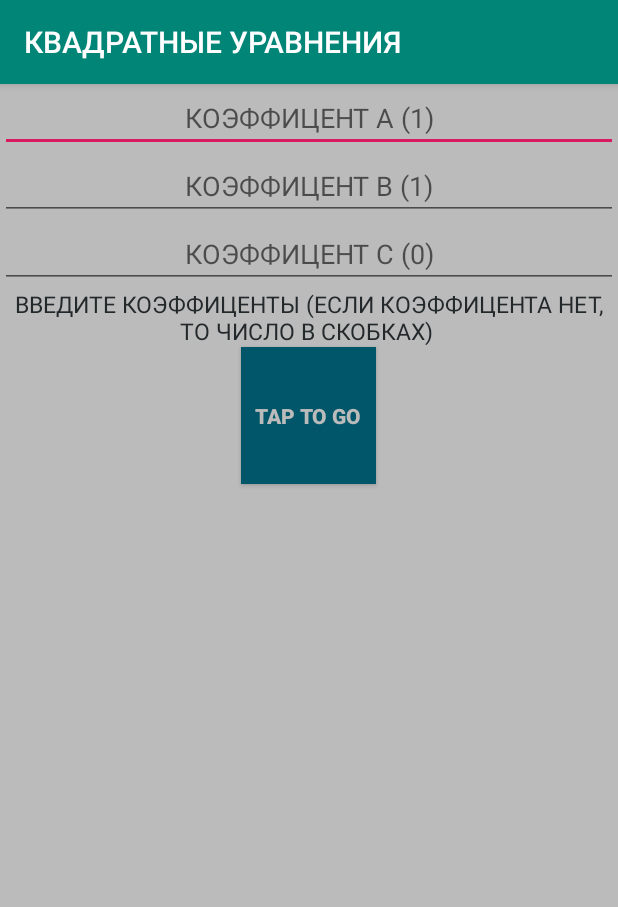
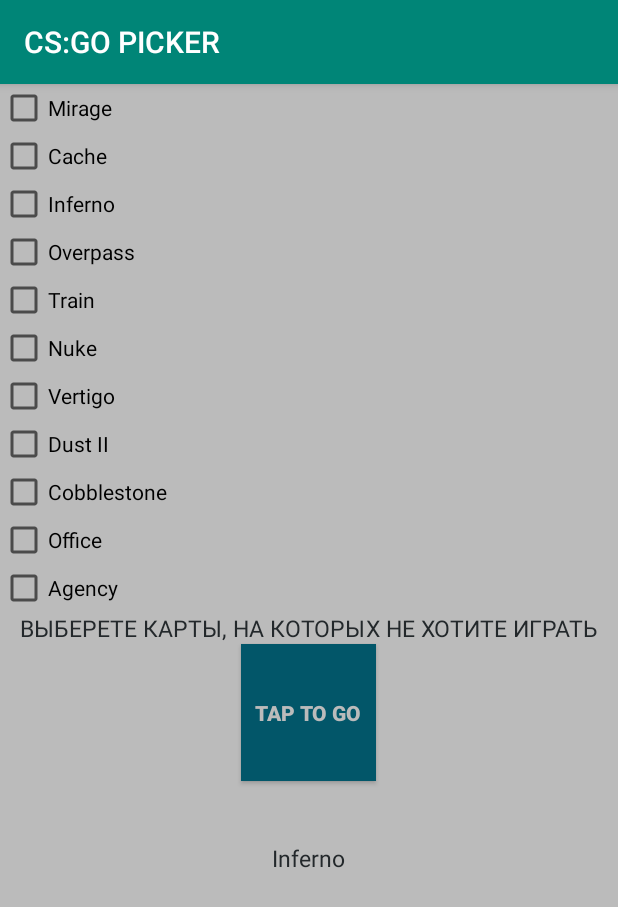
Before and after one commit to 0SouthBoss0/IT, an Android app: the screen it shows after launch (MainActivity), after a tap on "TAP TO GO", on a phone screen of 412 x 824 dp. Shown: the top 907 px of the screen. Run offline under Robolectric (Android 15) with nearby library versions, the phone set to English and light mode, and no system bars.

Commit message:
NOT_IT_SCHOOL
csgo picker

```diff
--- a/app/src/main/java/com/example/samsunghomework/MainActivity.java
+++ b/app/src/main/java/com/example/samsunghomework/MainActivity.java
@@ -5,14 +5,15 @@
 
 import android.view.View;
 
-import android.widget.EditText;
+import android.widget.CheckBox;
+
 
 import android.widget.TextView;
 
 
 import androidx.appcompat.app.AppCompatActivity;
 
-
+import java.util.Random;
 
 
 public class MainActivity extends AppCompatActivity implements View.OnClickListener {
@@ -25,89 +26,88 @@
 
 
     public void onClick(View view) {
-        TextView itog = findViewById(R.id.qqq);
-        EditText aaa = findViewById(R.id.editText1);
-        EditText bbb = findViewById(R.id.editText2);
-        EditText ccc = findViewById(R.id.editText3);
-        String aa = aaa.getText().toString();
-        String bb = bbb.getText().toString();
-        String cc = ccc.getText().toString();
-        int a = Integer.parseInt(aa);
-        int b = Integer.parseInt(bb);
-        int c = Integer.parseInt(cc);
+        int mirage1 = 0;
+        int cache1 = 0;
+        int inferno1 = 0;
+        int overpass1 = 0;
+        int train1 = 0;
+        int nuke1 = 0;
+        int vertigo1 = 0;
+        int dust1 = 0;
+        int cobblestone1 = 0;
+        int office1 = 0;
+        int agency1 = 0;
+        int[] array = new int[11];
+        TextView itog = findViewById(R.id.result);
+        TextView ERROR = findViewById(R.id.ERROR);
+        CheckBox mirage = (CheckBox) findViewById(R.id.mirage);
+        CheckBox cache = (CheckBox) findViewById(R.id.cache);
+        CheckBox inferno = (CheckBox) findViewById(R.id.inferno);
+        CheckBox overpass = (CheckBox) findViewById(R.id.overpass);
+        CheckBox train = (CheckBox) findViewById(R.id.train);
+        CheckBox nuke = (CheckBox) findViewById(R.id.nuke);
+        CheckBox vertigo = (CheckBox) findViewById(R.id.vertigo);
+        CheckBox dust = (CheckBox) findViewById(R.id.dust);
+        CheckBox cobblestone = (CheckBox) findViewById(R.id.cobblestone);
+        CheckBox office = (CheckBox) findViewById(R.id.office);
+        CheckBox agency = (CheckBox) findViewById(R.id.agency);
+        if (mirage.isChecked()) array[0] = 1;
+        if (cache.isChecked()) array[1] = 1;
+        if (inferno.isChecked()) array[2] = 1;
+        if (overpass.isChecked()) array[3] = 1;
+        if (train.isChecked()) array[4] = 1;
+        if (nuke.isChecked()) array[5] = 1;
+        if (vertigo.isChecked()) array[6] = 1;
+        if (dust.isChecked()) array[7] = 1;
+        if (cobblestone.isChecked()) array[8] = 1;
+        if (office.isChecked()) array[9] = 1;
+        if (agency.isChecked()) array[10] = 1;
+        int check = 0;
+        int sum = 0;
+        for (int i = 0; i < array.length; i++) {
+            if (array[i] == 0) sum++;
+        }
 
-        double D = b * b - 4 * a * c;
-        if (D < 0) {
-            itog.setText("Корней нет");
 
-        }
-        if (D == 0) {
+        if (sum == 0) {
+            ERROR.setText("ВЫ ВЫБРАЛИ ВСЕ КАРТЫ, НЕОБХОДИМО ОСТАВИТЬ ХОТЯ БЫ ОДНУ");
+            check++;
+        }          // SUM OKEY SUM OKEY SUM OKEY
 
-            double x = -b / (2 * a);
+        if (check == 0) {
 
-            itog.setText((int) x);
+
+            int gotov[] = new int[sum];
+            for (int i = 0; i < array.length; i++) {
+                if (array[i] == 0) {
+                    for (int j = 0; j < gotov.length; j++) {
+                        if (gotov[j] == 0) {
+                            gotov[j] = i+1;
+                            break;
+                        }
+                    }
+                }
+            }//закрыли
+            Random random = new Random();
+            int q = (random.nextInt(gotov.length));
+
+
+            int hohol = gotov[q];
+            if (hohol == 1) ERROR.setText("Mirage");
+            if (hohol == 2) ERROR.setText("Cache");
+            if (hohol == 3) ERROR.setText("Inferno");
+            if (hohol == 4) ERROR.setText("Overpass");
+            if (hohol == 5) ERROR.setText("Train");
+            if (hohol == 6) ERROR.setText("Nuke");
+            if (hohol == 7) ERROR.setText("Vertigo");
+            if (hohol == 8) ERROR.setText("Dust II");
+            if (hohol == 9) ERROR.setText("Cobblestone");
+            if (hohol == 10) ERROR.setText("Office");
+            if (hohol == 11) ERROR.setText("Agency");
+            String qq = String.valueOf(q); // q - рандом число , qq- стринга
 
 
         }
 
-        if (D > 0) {
-            D = Math.sqrt(D);
-            double x1 = ((-b - D) / (2 * a));
-            double x2 = ((-b + D) / (2 * a));
-            int x1int = 0;
-            int x2int = 0;
-            int flag1 = 0;
-            int flag2 = 0;
-            if ((int) x1 == (x1)) {
-                x1int = (int) x1;
-                flag1 = 1;
-            }
-            if ((int) x2 == (x2)) {
-                x2int = (int) x2;
-                flag2 = 1;
-            }
-
-
-            if ((flag1 == 0) && (flag2 == 0)) {
-                if (x1 > x2) {
-                    itog.setText((x2) + " ; " + (x1));
-
-                } else {
-                    itog.setText((x1) + " ; " + (x2));
-
-                }
-
-            }
-            if ((flag1 == 1) && (flag2 == 0)) {
-                if (x1 > x2) {
-                    itog.setText((x2) + " ; " + (x1int));
-
-                } else {
-                    itog.setText((x1int) + " ; " + (x2));
-
-                }
-
-            }
-            if (flag1 == 0) {
-                if (x1 > x2) {
-                    itog.setText((x2int) + " ; " + (x1));
-
-                } else {
-                    itog.setText((x1) + " ; " + (x2int));
-
-                }
-
-            }
-            if ((flag1 == 1) && (flag2 == 1)) {
-                if (x1 > x2) {
-                    itog.setText((x2int) + " ; " + (x1int));
-
-                } else {
-                    itog.setText((x1int) + " ; " + (x2int));
-
-                }
-
-            }
-        }
     }
 }
--- a/app/src/main/res/layout/activity_main.xml
+++ b/app/src/main/res/layout/activity_main.xml
@@ -7,35 +7,81 @@
     android:orientation="vertical">
 
 
-    <EditText
-        android:id="@+id/editText1"
-        android:layout_width="match_parent"
+    <CheckBox
+        android:id="@+id/mirage"
+        android:layout_width="wrap_content"
         android:layout_height="wrap_content"
-        android:gravity="center"
-        android:hint="КОЭФФИЦЕНТ A (1)" />
+        android:text="Mirage" />
 
-    <EditText
-        android:id="@+id/editText2"
-        android:layout_width="match_parent"
+    <CheckBox
+        android:id="@+id/cache"
+        android:layout_width="wrap_content"
         android:layout_height="wrap_content"
-        android:gravity="center"
-        android:hint="КОЭФФИЦЕНТ B (1)" />
+        android:text="Cache" />
 
-    <EditText
-        android:id="@+id/editText3"
-        android:layout_width="match_parent"
+    <CheckBox
+        android:id="@+id/inferno"
+        android:layout_width="wrap_content"
         android:layout_height="wrap_content"
-        android:gravity="center"
-        android:hint="КОЭФФИЦЕНТ C (0)" />
+        android:text="Inferno" />
+
+    <CheckBox
+        android:id="@+id/overpass"
+        android:layout_width="wrap_content"
+        android:layout_height="wrap_content"
+        android:text="Overpass" />
+
+    <CheckBox
+        android:id="@+id/train"
+        android:layout_width="wrap_content"
+        android:layout_height="wrap_content"
+        android:text="Train" />
+
+    <CheckBox
+        android:id="@+id/nuke"
+        android:layout_width="wrap_content"
+        android:layout_height="wrap_content"
+        android:text="Nuke" />
+
+    <CheckBox
+        android:id="@+id/vertigo"
+        android:layout_width="wrap_content"
+        android:layout_height="wrap_content"
+        android:text="Vertigo" />
+
+    <CheckBox
+        android:id="@+id/dust"
+        android:layout_width="wrap_content"
+        android:layout_height="wrap_content"
+        android:text="Dust II" />
+
+    <CheckBox
+        android:id="@+id/cobblestone"
+        android:layout_width="wrap_content"
+        android:layout_height="wrap_content"
+        android:text="Cobblestone" />
+
+    <CheckBox
+        android:id="@+id/office"
+        android:layout_width="wrap_content"
+        android:layout_height="wrap_content"
+        android:text="Office" />
+
+    <CheckBox
+        android:id="@+id/agency"
+        android:layout_width="wrap_content"
+        android:layout_height="wrap_content"
+        android:text="Agency" />
 
     <TextView
         android:id="@+id/qqq"
         android:layout_width="wrap_content"
         android:layout_height="wrap_content"
+        android:layout_gravity="center"
         android:gravity="center|center_horizontal|top"
-        android:text="ВВЕДИТЕ КОЭФФИЦЕНТЫ (ЕСЛИ КОЭФФИЦЕНТА НЕТ, ТО ЧИСЛО В СКОБКАХ) "
-        android:textSize="15dp"
-        android:textColor="#23282b" />
+        android:text="ВЫБЕРЕТЕ КАРТЫ, НА КОТОРЫХ НЕ ХОТИТЕ ИГРАТЬ"
+        android:textColor="#23282b"
+        android:textSize="15dp" />
 
     <Button
         android:id="@+id/button"
@@ -45,8 +91,26 @@
         android:background="#025669"
         android:onClick="onClick"
         android:text="TAP TO GO"
-        android:textStyle="bold"
-        android:textColor="#bbbbbb"/>
+        android:textColor="#bbbbbb"
+        android:textStyle="bold" />
 
+    <TextView
+        android:id="@+id/result"
+        android:layout_width="wrap_content"
+        android:layout_height="wrap_content"
+        android:layout_gravity="center"
+        android:gravity="center|center_horizontal|top"
+        android:text=""
+        android:textColor="#23282b"
+        android:textSize="30dp" />
+    <TextView
+        android:id="@+id/ERROR"
+        android:layout_width="wrap_content"
+        android:layout_height="wrap_content"
+        android:layout_gravity="center"
+        android:gravity="center|center_horizontal|top"
+        android:text=""
+        android:textColor="#23282b"
+        android:textSize="15dp" />
 
 </LinearLayout>
--- a/app/src/main/res/values/strings.xml
+++ b/app/src/main/res/values/strings.xml
@@ -1,5 +1,5 @@
 <resources>
-    <string name="app_name">КВАДРАТНЫЕ УРАВНЕНИЯ</string>
+    <string name="app_name">CS:GO PICKER</string>
 
 
 </resources>
```
